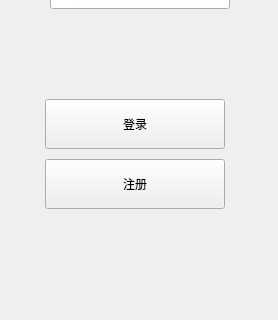
First picture: the form in login/login.ui, repository BuWH/Pokemon, before the edit; both pictures show x 0 to 278 and y 281 to 601 of the 278 by 601 pixel window.
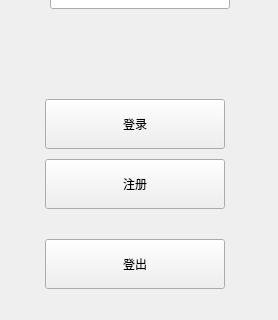
Second picture: the form after the edit.

The edit to the form file:
```diff
--- a/login/login.ui
+++ b/login/login.ui
@@ -77,6 +77,19 @@
                 <string>注册</string>
             </property>
         </widget>
+        <widget class="QPushButton" name="logout">
+            <property name="geometry">
+                <rect>
+                    <x>45</x>
+                    <y>520</y>
+                    <width>180</width>
+                    <height>50</height>
+                </rect>
+            </property>
+            <property name="text">
+                <string>登出</string>
+            </property>
+        </widget>
     </widget>
     <layoutdefault spacing="6" margin="11"/>
     <resources/>
```
